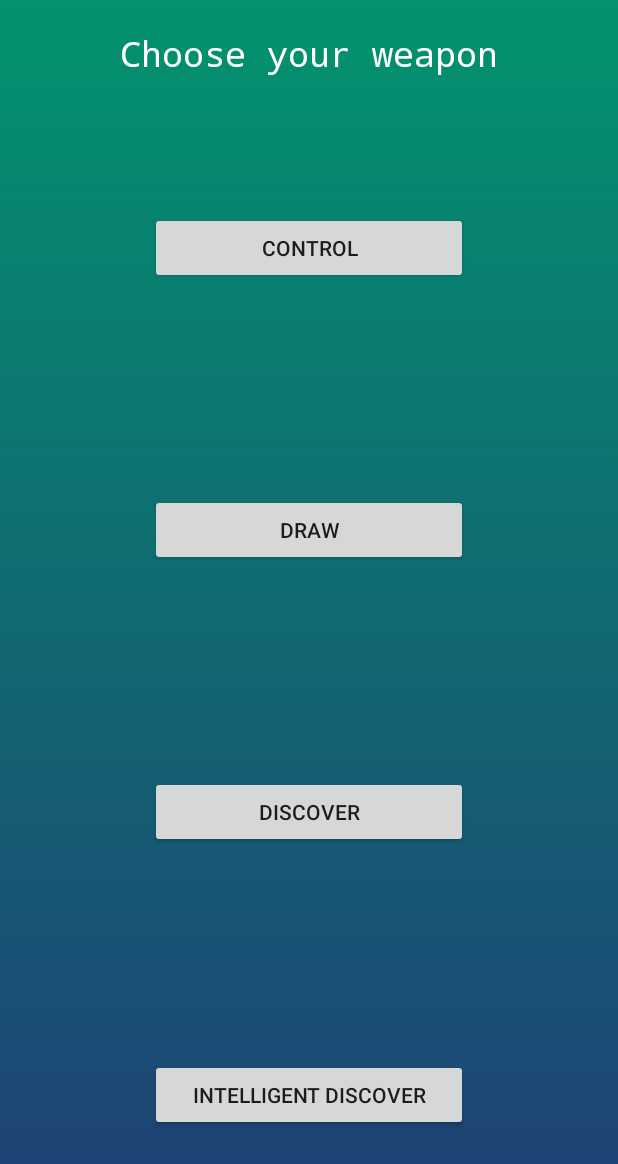
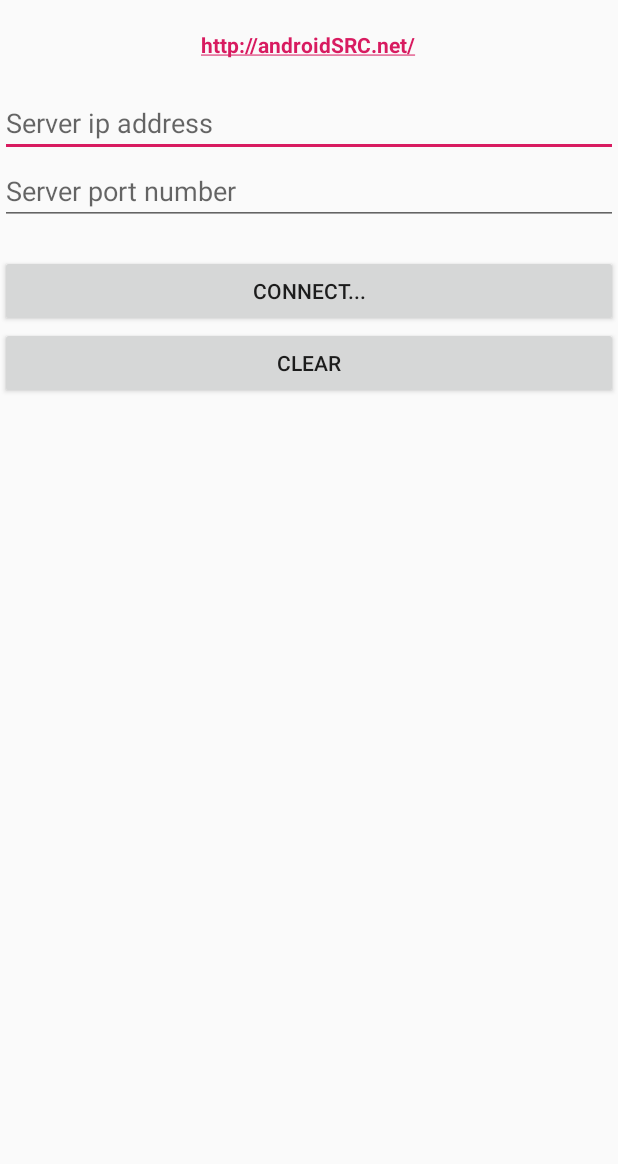
Before and after one commit to LucasJed/R2-D2, an Android app: the screen it shows after launch (MainActivity before the commit, ClientMain after it), on a phone screen of 412 x 824 dp. Shown: the top 1164 px of the screen. Run offline under Robolectric (Android 15) with nearby library versions, the phone set to English and light mode, and no system bars.

Commit message:
Client socket

```diff
--- a/app/src/main/AndroidManifest.xml
+++ b/app/src/main/AndroidManifest.xml
@@ -2,6 +2,7 @@
 <manifest xmlns:android="http://schemas.android.com/apk/res/android"
     package="hei.balamba_boca_campion_delloye_duclos_huet.r2_d2">
     <uses-permission android:name="android.permission.INTERNET"/>
+    <uses-permission android:name="android.permission.ACCESS_NETWORK_STATE" />
     <application
         android:allowBackup="true"
         android:icon="@mipmap/ic_launcher"
@@ -21,6 +22,7 @@
         <activity android:name=".LookActivity" />
         <activity android:name=".DiscoverActivity" />
         <activity android:name=".LetDiscoverActivity"/>
+        <activity android:name=".ClientMain"/>
 
 
     </application>
--- /dev/null
+++ b/app/src/main/java/hei/balamba_boca_campion_delloye_duclos_huet/r2_d2/ClientMain.java
@@ -0,0 +1,47 @@
+package hei.balamba_boca_campion_delloye_duclos_huet.r2_d2;
+
+import android.app.Activity;
+import android.os.Bundle;
+import android.view.View;
+import android.view.View.OnClickListener;
+import android.widget.Button;
+import android.widget.EditText;
+import android.widget.TextView;
+
+public class ClientMain extends Activity {
+
+    TextView response;
+    EditText editTextAddress, editTextPort;
+    Button buttonConnect, buttonClear;
+
+    @Override
+    protected void onCreate(Bundle savedInstanceState) {
+        super.onCreate(savedInstanceState);
+        setContentView(R.layout.activity_client_main);
+
+        editTextAddress = (EditText) findViewById(R.id.addressEditText);
+        editTextPort = (EditText) findViewById(R.id.portEditText);
+        buttonConnect = (Button) findViewById(R.id.connectButton);
+        buttonClear = (Button) findViewById(R.id.clearButton);
+        response = (TextView) findViewById(R.id.responseTextView);
+
+        buttonConnect.setOnClickListener(new OnClickListener() {
+
+            @Override
+            public void onClick(View arg0) {
+                Client myClient = new Client(editTextAddress.getText()
+                        .toString(), Integer.parseInt(editTextPort
+                        .getText().toString()), response);
+                myClient.execute();
+            }
+        });
+
+        buttonClear.setOnClickListener(new OnClickListener() {
+
+            @Override
+            public void onClick(View v) {
+                response.setText("42");
+            }
+        });
+    }
+}
--- a/app/src/main/java/hei/balamba_boca_campion_delloye_duclos_huet/r2_d2/SplashScreenActivity.java
+++ b/app/src/main/java/hei/balamba_boca_campion_delloye_duclos_huet/r2_d2/SplashScreenActivity.java
@@ -21,7 +21,7 @@ public class SplashScreenActivity extends AppCompatActivity {
             @Override
             public void run() {
 
-                Intent mainIntent = new Intent(SplashScreenActivity.this, MainActivity.class);
+                Intent mainIntent = new Intent(SplashScreenActivity.this, ClientMain.class);
                 startActivity(mainIntent);
                 finish();
             }
--- /dev/null
+++ b/app/src/main/res/layout/activity_client_main.xml
@@ -0,0 +1,48 @@
+<?xml version="1.0" encoding="utf-8"?>
+<LinearLayout xmlns:android="http://schemas.android.com/apk/res/android"
+    xmlns:tools="http://schemas.android.com/tools"
+    android:layout_width="match_parent"
+    android:layout_height="match_parent"
+    android:orientation="vertical" >
+
+    <TextView
+        android:layout_width="wrap_content"
+        android:layout_height="wrap_content"
+        android:layout_gravity="center_horizontal"
+        android:layout_marginTop="20dp"
+        android:layout_marginBottom="20dp"
+        android:autoLink="web"
+        android:text="http://androidSRC.net/"
+        android:textStyle="bold" />
+
+    <EditText
+        android:id="@+id/addressEditText"
+        android:layout_width="match_parent"
+        android:layout_height="wrap_content"
+        android:hint="Server ip address" />
+
+    <EditText
+        android:id="@+id/portEditText"
+        android:layout_width="match_parent"
+        android:layout_height="wrap_content"
+        android:hint="Server port number" />
+
+    <Button
+        android:id="@+id/connectButton"
+        android:layout_width="match_parent"
+        android:layout_height="wrap_content"
+        android:layout_marginTop="20dp"
+        android:text="Connect..." />
+
+    <Button
+        android:id="@+id/clearButton"
+        android:layout_width="match_parent"
+        android:layout_height="wrap_content"
+        android:text="Clear" />
+
+    <TextView
+        android:id="@+id/responseTextView"
+        android:layout_width="wrap_content"
+        android:layout_height="wrap_content" />
+
+</LinearLayout>
--- a/app/src/main/res/layout/activity_control.xml
+++ b/app/src/main/res/layout/activity_control.xml
@@ -10,6 +10,7 @@
     >
 
     <TextView
+        android:id="@+id/Title"
         android:layout_width="wrap_content"
         android:layout_height="wrap_content"
         android:layout_alignTop="@+id/textView_angle_left"
@@ -58,4 +59,5 @@
         android:onClick="onClick11"/>
 
 
+
 </RelativeLayout>
```
Also changed, not shown: app/src/main/java/hei/balamba_boca_campion_delloye_duclos_huet/r2_d2/Client.java (added, +147 -0 lines), app/src/main/java/hei/balamba_boca_campion_delloye_duclos_huet/r2_d2/ControlActivity.java (+12 -7 lines), app/src/main/res/layout/activity_client.xml (added, +30 -0 lines).
